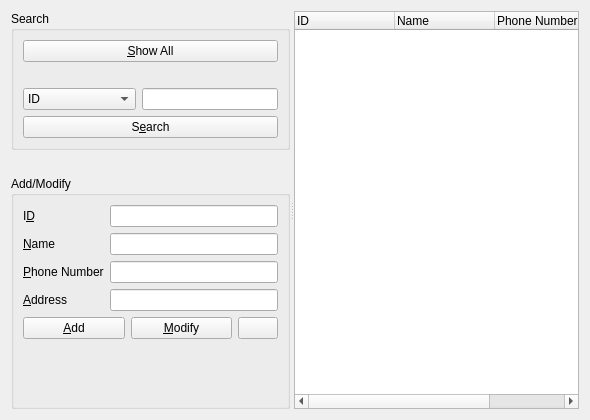
First picture: the form in CSApp/clientmanagerform.ui, repository Jeong77777/Project_ClientChatManagementProgram_Qt, before the edit.
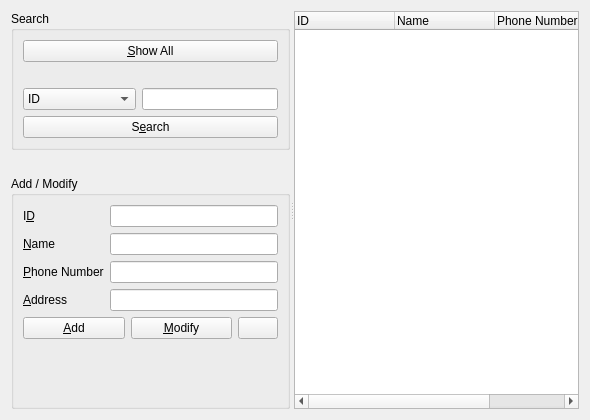
Second picture: the form after the edit.

```diff
--- a/CSApp/clientmanagerform.ui
+++ b/CSApp/clientmanagerform.ui
@@ -110,7 +110,7 @@
        <item>
         <widget class="QGroupBox" name="inputGroupBox">
          <property name="title">
-          <string>Add/Modify</string>
+          <string>Add / Modify</string>
          </property>
          <layout class="QVBoxLayout" name="verticalLayout">
           <item>
@@ -222,7 +222,7 @@
        </item>
       </layout>
      </widget>
-     <widget class="QWidget" name="">
+     <widget class="QWidget" name="verticalLayoutWidget">
       <layout class="QVBoxLayout" name="listVerticalLayout">
        <item>
         <widget class="QTreeWidget" name="treeWidget">
```
Left out of the diff: 2 changed lines with no effect on the pictures.
